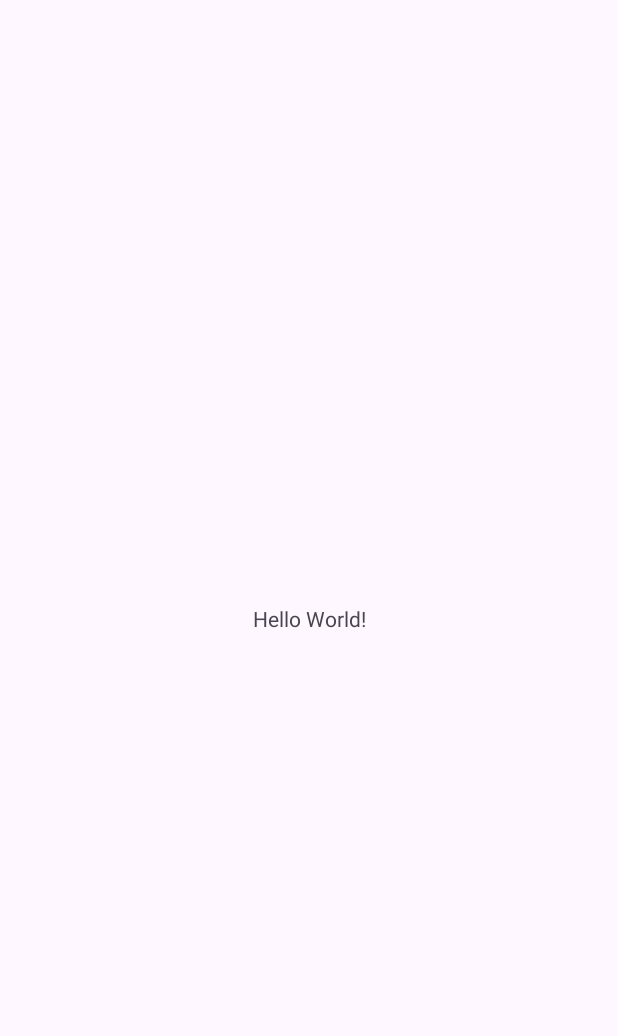
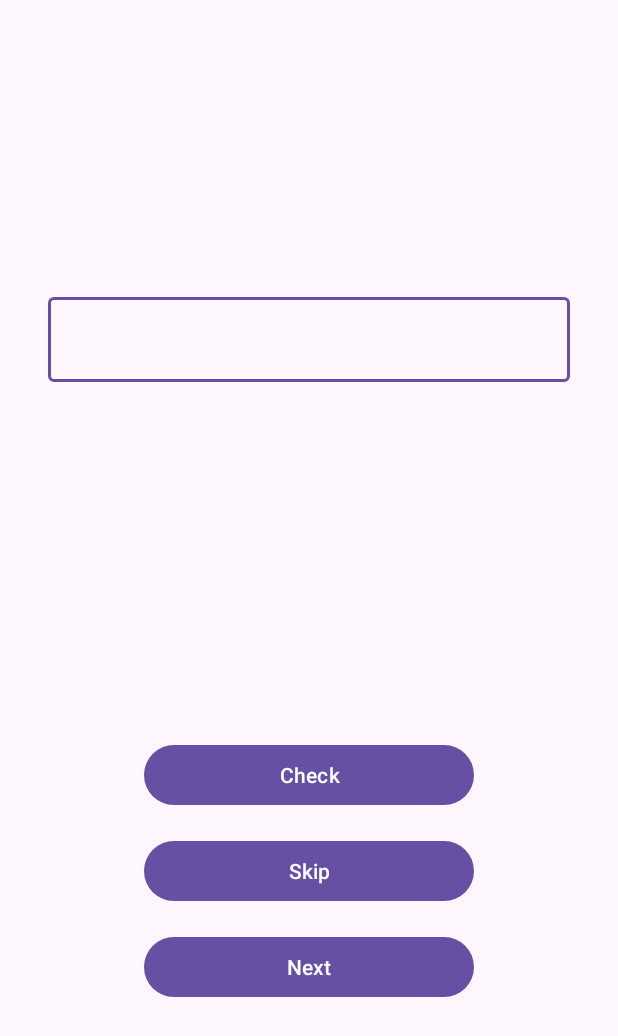
Before and after one commit to AndrewManeshin/Unscramble-word, an Android app: the screen it shows after launch (MainActivity), on a phone screen of 412 x 824 dp. Before the commit the part shown is almost empty. Shown: the top 1036 px of the screen. Run offline under Robolectric (Android 15) with nearby library versions, the phone set to English and light mode, and no system bars.

Commit message:
UG-03 XML

```diff
--- a/app/src/main/java/com/github/andrewmaneshin/unscrambleword/MainActivity.kt
+++ b/app/src/main/java/com/github/andrewmaneshin/unscrambleword/MainActivity.kt
@@ -11,7 +11,7 @@ class MainActivity : AppCompatActivity() {
         super.onCreate(savedInstanceState)
         enableEdgeToEdge()
         setContentView(R.layout.activity_main)
-        ViewCompat.setOnApplyWindowInsetsListener(findViewById(R.id.main)) { v, insets ->
+        ViewCompat.setOnApplyWindowInsetsListener(findViewById(R.id.rootLayout)) { v, insets ->
             val systemBars = insets.getInsets(WindowInsetsCompat.Type.systemBars())
             v.setPadding(systemBars.left, systemBars.top, systemBars.right, systemBars.bottom)
             insets
--- a/app/src/main/res/layout/activity_main.xml
+++ b/app/src/main/res/layout/activity_main.xml
@@ -1,19 +1,66 @@
 <?xml version="1.0" encoding="utf-8"?>
-<androidx.constraintlayout.widget.ConstraintLayout xmlns:android="http://schemas.android.com/apk/res/android"
-    xmlns:app="http://schemas.android.com/apk/res-auto"
+<LinearLayout xmlns:android="http://schemas.android.com/apk/res/android"
     xmlns:tools="http://schemas.android.com/tools"
-    android:id="@+id/main"
+    android:id="@+id/rootLayout"
     android:layout_width="match_parent"
     android:layout_height="match_parent"
+    android:layout_margin="32dp"
+    android:gravity="center_vertical"
+    android:orientation="vertical"
     tools:context=".MainActivity">
 
+
     <TextView
+        style="@style/MaterialAlertDialog.Material3.Title.Text"
         android:layout_width="wrap_content"
         android:layout_height="wrap_content"
-        android:text="Hello World!"
-        app:layout_constraintBottom_toBottomOf="parent"
-        app:layout_constraintEnd_toEndOf="parent"
-        app:layout_constraintStart_toStartOf="parent"
-        app:layout_constraintTop_toTopOf="parent" />
+        android:layout_gravity="center"
+        android:paddingVertical="64dp"
+        tools:text="ANIORDD" />
 
-</androidx.constraintlayout.widget.ConstraintLayout>
+    <com.google.android.material.textfield.TextInputLayout
+        android:id="@+id/inputLayout"
+        android:layout_width="match_parent"
+        android:layout_height="wrap_content">
+
+        <com.google.android.material.textfield.TextInputEditText
+            android:id="@+id/inputEditText"
+            android:layout_width="match_parent"
+            android:layout_height="match_parent" />
+    </com.google.android.material.textfield.TextInputLayout>
+
+    <Space
+        android:layout_width="0dp"
+        android:layout_height="0dp"
+        android:layout_weight="2" />
+
+    <Button
+        android:id="@+id/checkButton"
+        android:layout_width="match_parent"
+        android:layout_height="wrap_content"
+        android:layout_marginHorizontal="64dp"
+        android:layout_marginVertical="8dp"
+        android:text="@string/check" />
+
+    <Button
+        android:id="@+id/skipButton"
+        android:layout_width="match_parent"
+        android:layout_height="wrap_content"
+        android:layout_marginHorizontal="64dp"
+        android:layout_marginVertical="8dp"
+        android:text="@string/skip" />
+
+    <Button
+        android:id="@+id/nextButton"
+        android:layout_width="match_parent"
+        android:layout_height="wrap_content"
+        android:layout_marginHorizontal="64dp"
+        android:layout_marginVertical="8dp"
+        android:text="@string/next" />
+
+    <Space
+        android:layout_width="0dp"
+        android:layout_height="0dp"
+        android:layout_weight="1" />
+
+</LinearLayout>
--- a/app/src/main/res/values/strings.xml
+++ b/app/src/main/res/values/strings.xml
@@ -1,3 +1,6 @@
 <resources>
     <string name="app_name">Unscramble word</string>
+    <string name="check">Check</string>
+    <string name="skip">Skip</string>
+    <string name="next">Next</string>
 </resources>
```
Also changed, not shown: 2 other files.
